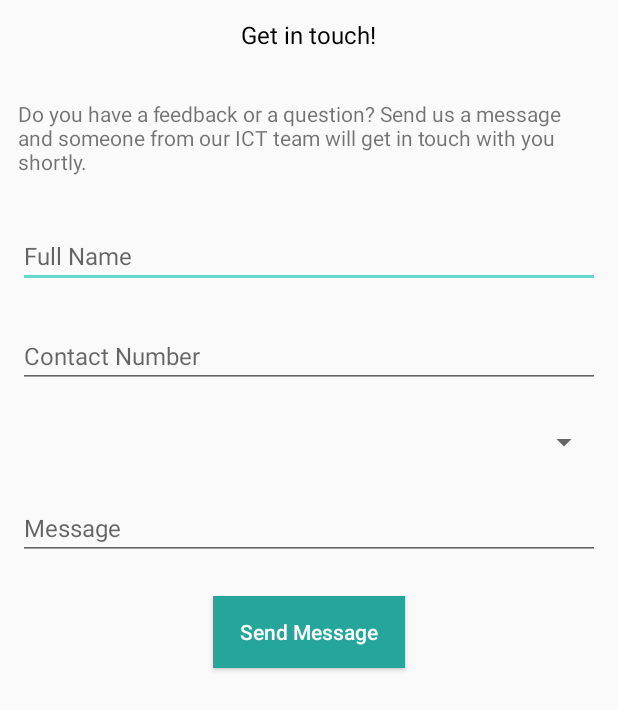
After one commit to codernaut/citizenconnect, an Android app: the layout feedback_dialogue.xml on its own in the app's theme, with its tools: preview values and no code run, on a phone screen of 412 x 824 dp. The commit adds this screen. Shown: the top 710 px of the screen. Run offline under Robolectric (Android 15) with nearby library versions, the phone set to English and light mode, and no system bars.

Commit message:
Fixed layout issues added Feedback layout close popup on background click

```diff
--- a/Android App/app/build.gradle
+++ b/Android App/app/build.gradle
@@ -66,7 +66,8 @@ dependencies {
     compile 'com.kyleduo.blurpopupwindow:blurpopupwindow:1.0.8'
     compile 'com.squareup.picasso:picasso:2.5.2'
     compile 'com.google.code.gson:gson:2.8.2'
-    compile 'com.joanzapata.pdfview:android-pdfview:1.0.4@aar'
+    compile 'com.github.barteksc:android-pdf-viewer:2.8.2'
+    compile 'com.zsoltsafrany:needle:1.0.0'
     compile('com.crashlytics.sdk.android:crashlytics:2.8.0@aar') {
         transitive = true;
     }
--- a/Android App/app/src/main/java/org/cfp/citizenconnect/Adapters/GridViewAdapter.java
+++ b/Android App/app/src/main/java/org/cfp/citizenconnect/Adapters/GridViewAdapter.java
@@ -8,6 +8,7 @@ import android.view.LayoutInflater;
 import android.view.View;
 import android.view.ViewGroup;
 import android.widget.BaseAdapter;
+import android.widget.LinearLayout;
 import android.widget.TextView;
 
 import com.facebook.drawee.view.SimpleDraweeView;
@@ -56,9 +57,10 @@ public class GridViewAdapter extends BaseAdapter {
         SimpleDraweeView icons = view.findViewById(R.id.iconHolder);
         TextView title = view.findViewById(R.id.titleGV);
         CardView mCardView = view.findViewById(R.id.mainCV);
+        LinearLayout background = view.findViewById(R.id.background);
         final Layout layout = (Layout) this.getItem(i);
         icons.setImageURI(Uri.parse(layout.getIcon()));
-        icons.setBackgroundColor(Color.parseColor(layout.getColor()));
+        background.setBackgroundColor(Color.parseColor(layout.getColor()));
         title.setText(layout.getName());
         mCardView.setOnClickListener(view1 -> mListener.viewDataList(title.getText().toString()));
         return view;
--- a/Android App/app/src/main/java/org/cfp/citizenconnect/Constants.java
+++ b/Android App/app/src/main/java/org/cfp/citizenconnect/Constants.java
@@ -11,5 +11,5 @@ public class Constants {
     public static final  String DATA_MEDICAL_STORE = "dataset";
 
     public  static  final String DATA_TYPE = "dataType";
-    public static  final String URL = "filePath";
+    public static  final String FILE_URL = "filePath";
 }
--- a/Android App/app/src/main/java/org/cfp/citizenconnect/Data/DataSetListActivity.java
+++ b/Android App/app/src/main/java/org/cfp/citizenconnect/Data/DataSetListActivity.java
@@ -50,7 +50,7 @@ public class DataSetListActivity extends AppCompatActivity {
         setContentView(R.layout.dataset_list_activity);
         recyclerView = findViewById(R.id.dataList_RV);
         progressDialog = new ProgressDialog(this);
-        progressDialog.setTitle("Please wait");
+        progressDialog.setMessage("Please wait");
         progressDialog.show();
         dataListLayout = new LinearLayoutManager(DataSetListActivity.this, LinearLayoutManager.VERTICAL, false);
         dividerItemDecoration = new DividerItemDecoration(recyclerView.getContext(),
@@ -63,6 +63,7 @@ public class DataSetListActivity extends AppCompatActivity {
             getSupportActionBar().setTitle(type);
             list = isObjectExist(type);
             if (list.size() == 0) {
+
                 getDataSet(type, response -> {
                     list = response;
                     updateAdapter();
--- a/Android App/app/src/main/java/org/cfp/citizenconnect/Data/FragmentDataSet.java
+++ b/Android App/app/src/main/java/org/cfp/citizenconnect/Data/FragmentDataSet.java
@@ -49,6 +49,7 @@ public class FragmentDataSet extends Fragment implements GridViewAdapter.OnItemC
         progressDialog = new ProgressDialog(getActivity());
         progressDialog.setMessage("Please wait");
         progressDialog.show();
+        progressDialog.setCancelable(false);
         mGridView = rootView.findViewById(R.id.dataSet_GridView);
         mList = new ArrayList<>();
         getDataSetLayout(database.getReference(DATASET_REFFERENCE), response -> {
--- a/Android App/app/src/main/res/layout/data_fragment.xml
+++ b/Android App/app/src/main/res/layout/data_fragment.xml
@@ -10,7 +10,8 @@
         android:gravity="center"
         android:background="@color/backgroundGrey"
         android:padding="12dp"
-        android:verticalSpacing="16dp"
+        android:verticalSpacing="8dp"
+        android:horizontalSpacing="12dp"
         android:columnWidth="170dp"
         android:layout_width="match_parent"
         android:layout_height="match_parent"
--- /dev/null
+++ b/Android App/app/src/main/res/layout/feedback_dialogue.xml
@@ -0,0 +1,83 @@
+<?xml version="1.0" encoding="utf-8"?>
+<LinearLayout xmlns:android="http://schemas.android.com/apk/res/android"
+    android:layout_width="match_parent"
+    android:layout_height="match_parent"
+    android:orientation="vertical">
+
+    <TextView
+        android:layout_width="wrap_content"
+        android:layout_height="wrap_content"
+        android:layout_gravity="center"
+        android:layout_marginTop="12dp"
+
+        android:text="Get in touch!"
+        android:textColor="@color/black"
+        android:textSize="16sp" />
+
+    <TextView
+        android:layout_width="wrap_content"
+        android:layout_height="wrap_content"
+        android:layout_gravity="center"
+        android:layout_marginLeft="12dp"
+        android:layout_marginRight="12dp"
+        android:layout_marginTop="32dp"
+        android:text="@string/feedback_msg" />
+
+    <EditText
+        android:id="@+id/fullNameET"
+        android:layout_width="match_parent"
+        android:layout_height="wrap_content"
+        android:layout_gravity="center"
+        android:layout_marginLeft="12dp"
+        android:layout_marginRight="12dp"
+        android:layout_marginTop="32dp"
+        android:hint="Full Name"
+        android:textSize="16sp" />
+
+    <EditText
+        android:id="@+id/ContactNumberET"
+        android:layout_width="match_parent"
+        android:layout_height="wrap_content"
+        android:layout_gravity="center"
+        android:layout_marginLeft="12dp"
+        android:layout_marginRight="12dp"
+        android:layout_marginTop="24dp"
+        android:hint="Contact Number"
+        android:inputType="number"
+        android:textSize="16sp" />
+
+    <Spinner
+        android:layout_width="match_parent"
+        android:layout_height="wrap_content"
+        android:layout_gravity="center"
+        android:layout_marginLeft="12dp"
+        android:layout_marginRight="12dp"
+        android:layout_marginTop="24dp"
+        android:textSize="16sp" />
+
+    <EditText
+        android:id="@+id/messageET"
+        android:layout_width="match_parent"
+        android:layout_height="wrap_content"
+        android:layout_gravity="center"
+        android:layout_marginLeft="12dp"
+        android:layout_marginRight="12dp"
+        android:layout_marginTop="24dp"
+        android:hint="Message"
+        android:textSize="16sp" />
+
+    <Button
+        android:layout_width="wrap_content"
+        android:layout_height="wrap_content"
+        android:layout_gravity="center"
+        android:layout_marginLeft="12dp"
+        android:text="Send Message"
+        android:paddingRight="18dp"
+        android:paddingLeft="18dp"
+        android:textColor="@color/white"
+        android:textAllCaps="false"
+        android:background="@color/colorPrimary"
+        android:layout_marginRight="12dp"
+        android:layout_marginTop="24dp" />
+
+</LinearLayout>
--- a/Android App/app/src/main/res/layout/pdf_viewer_layout.xml
+++ b/Android App/app/src/main/res/layout/pdf_viewer_layout.xml
@@ -2,8 +2,8 @@
 <LinearLayout xmlns:android="http://schemas.android.com/apk/res/android"
     android:orientation="vertical" android:layout_width="match_parent"
     android:layout_height="match_parent">
-    <WebView
-        android:id="@+id/pdfview"
+    <com.github.barteksc.pdfviewer.PDFView
+        android:id="@+id/pdfView"
         android:layout_width="match_parent"
         android:layout_height="match_parent"/>
 </LinearLayout>
--- a/Android App/app/src/main/res/values/colors.xml
+++ b/Android App/app/src/main/res/values/colors.xml
@@ -8,7 +8,7 @@
     <color name="white">#ffffff</color>
     <color name="blueGrey">#CFD8DC</color>
     <color name="background">#f5f5f5</color>
-    <color name="lightGreen">#A5D6A7</color>
+    <color name="lightGreen">#B2DFDB</color>
     <color name="red">#ff3d00</color>
     <color name="backgroundGrey">#E0E0E0</color>
     <color name="darkGrey">#9A9A9A</color>
```
Also changed, not shown: Android App/app/src/main/java/org/cfp/citizenconnect/MainActivity.java (+8 -8 lines), Android App/app/src/main/java/org/cfp/citizenconnect/Notification/FragmentNotification.java (+4 -5 lines), Android App/app/src/main/java/org/cfp/citizenconnect/PdfViewerActivity.java (+54 -11 lines), Android App/app/src/main/java/org/cfp/citizenconnect/Services/FragmentServices.java (+8 -12 lines), Android App/app/src/main/res/layout/feedback_fragment.xml (+84 -14 lines), Android App/app/src/main/res/layout/tiles_layout.xml (+26 -13 lines), Android App/app/src/main/res/values/strings.xml (+11 -0 lines), 1 other file.
